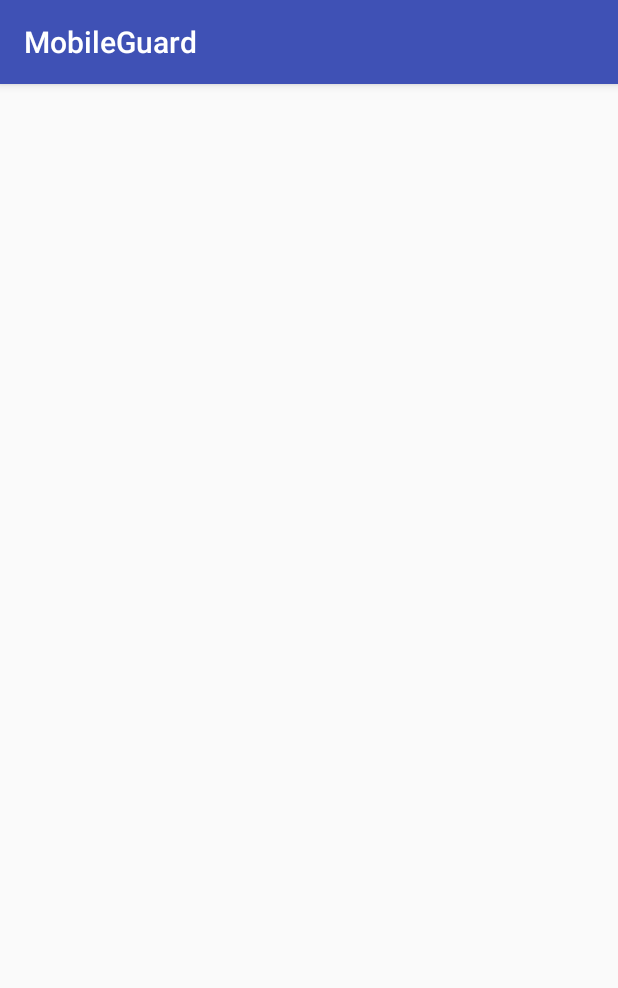
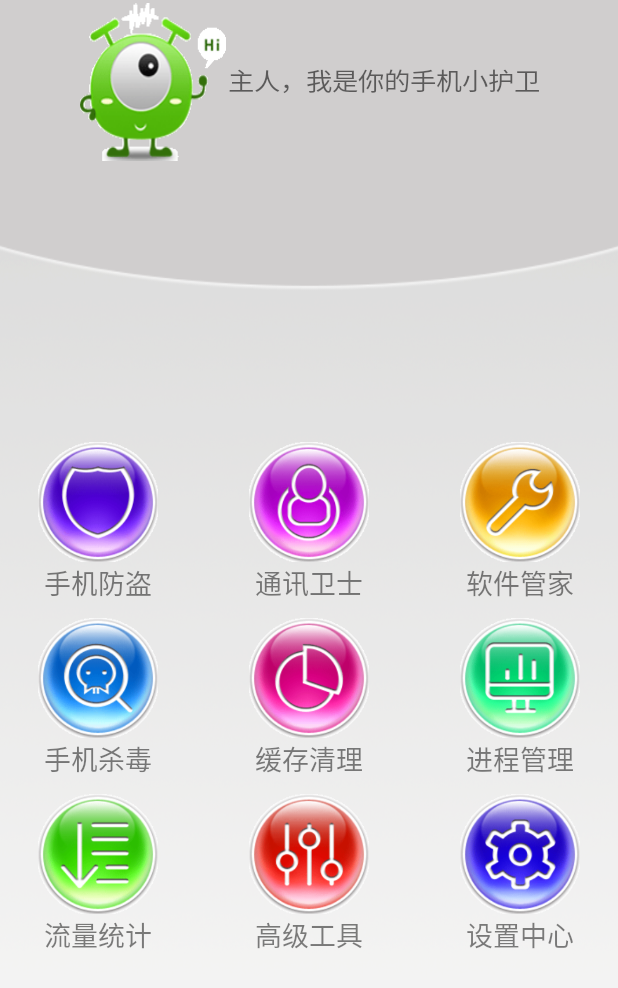
Before and after one commit to 07160710/MobileGuard, an Android app: the HomeActivity screen opened directly, with no data from a screen before it, on a phone screen of 412 x 824 dp. Shown: the top 988 px of the screen. Run offline under Robolectric (Android 15) with nearby library versions, the phone set to English and light mode, and no system bars.

Commit message:
代码提交0920

```diff
--- a/app/src/main/java/cn/edu/gdmec/android/mobileguard/m1home/HomeActivity.java
+++ b/app/src/main/java/cn/edu/gdmec/android/mobileguard/m1home/HomeActivity.java
@@ -2,14 +2,47 @@ package cn.edu.gdmec.android.mobileguard.m1home;
 
 import android.support.v7.app.AppCompatActivity;
 import android.os.Bundle;
+import android.view.KeyEvent;
+import android.view.View;
+import android.widget.AdapterView;
+import android.widget.GridView;
+import android.widget.Toast;
 
 import cn.edu.gdmec.android.mobileguard.R;
+import cn.edu.gdmec.android.mobileguard.m1home.adapter.HomeAdapter;
 
 public class HomeActivity extends AppCompatActivity {
+    private GridView gv_home;
+    private long mExitTime;
 
     @Override
     protected void onCreate(Bundle savedInstanceState) {
         super.onCreate(savedInstanceState);
         setContentView(R.layout.activity_home);
+        getSupportActionBar().hide();
+        gv_home = (GridView) findViewById(R.id.gv_home);
+        gv_home.setAdapter(new HomeAdapter(this));
+        gv_home.setOnItemClickListener(new AdapterView.OnItemClickListener() {
+            @Override
+            public void onItemClick(AdapterView<?> parent, View view, int position, long id) {
+                switch(position){
+
+                }
+            }
+        });
+    }
+
+    @Override
+    public boolean onKeyDown(int keyCode, KeyEvent event) {
+        if(keyCode==KeyEvent.KEYCODE_BACK){
+            if((System.currentTimeMillis()-mExitTime)<2000){
+                System.exit(0);
+            }else{
+                Toast.makeText(this,"再按一次退出程序",Toast.LENGTH_LONG).show();
+                mExitTime = System.currentTimeMillis();
+            }
+            return true;
+        }
+        return super.onKeyDown(keyCode, event);
     }
 }
--- /dev/null
+++ b/app/src/main/java/cn/edu/gdmec/android/mobileguard/m1home/adapter/HomeAdapter.java
@@ -0,0 +1,44 @@
+package cn.edu.gdmec.android.mobileguard.m1home.adapter;
+
+
+import android.content.Context;
+import android.view.View;
+import android.view.ViewGroup;
+import android.widget.BaseAdapter;
+import android.widget.ImageView;
+import android.widget.TextView;
+
+import cn.edu.gdmec.android.mobileguard.R;
+
+public class HomeAdapter extends BaseAdapter{
+    int[] imageId = {R.drawable.safe,R.drawable.callmsgsafe,R.drawable.app,R.drawable.trojan,R.drawable.sysoptimize,R.drawable.taskmanager,R.drawable.netmanager,R.drawable.atools,R.drawable.settings};
+    String[] names = {"手机防盗","通讯卫士","软件管家","手机杀毒","缓存清理","进程管理","流量统计","高级工具","设置中心"};
+    private Context context;
+    public HomeAdapter(Context context){
+        this.context = context;
+    }
+    @Override
+    public int getCount() {
+        return 9;
+    }
+
+    @Override
+    public Object getItem(int i) {
+        return null;
+    }
+
+    @Override
+    public long getItemId(int i) {
+        return 0;
+    }
+
+    @Override
+    public View getView(int i, View view, ViewGroup viewGroup) {
+        View view1 = View.inflate(context,R.layout.item_home,null);
+        ImageView iv_icon = (ImageView) view1.findViewById(R.id.iv_icon);
+        TextView tv_name = (TextView) view1.findViewById(R.id.tv_name);
+        iv_icon.setImageResource(imageId[i]);
+        tv_name.setText(names[i]);
+        return view1;
+    }
+}
--- a/app/src/main/res/layout/activity_home.xml
+++ b/app/src/main/res/layout/activity_home.xml
@@ -1,9 +1,42 @@
 <?xml version="1.0" encoding="utf-8"?>
-<android.support.constraint.ConstraintLayout xmlns:android="http://schemas.android.com/apk/res/android"
-    xmlns:app="http://schemas.android.com/apk/res-auto"
-    xmlns:tools="http://schemas.android.com/tools"
+<LinearLayout xmlns:android="http://schemas.android.com/apk/res/android"
+    android:orientation="vertical"
     android:layout_width="match_parent"
     android:layout_height="match_parent"
-    tools:context="cn.edu.gdmec.android.mobileguard.m1home.HomeActivity">
-
-</android.support.constraint.ConstraintLayout>
+    android:layout_gravity="center"
+    android:background="@drawable/bg_home" >
+    <LinearLayout
+        android:layout_width="match_parent"
+        android:layout_height="wrap_content"
+        android:orientation="horizontal"
+        android:gravity="center" >
+        <ImageView
+            android:layout_width="100dp"
+            android:layout_height="107dp"
+            android:background="@drawable/superman"
+            android:scaleType="fitXY"/>
+        <TextView
+            android:layout_width="wrap_content"
+            android:layout_height="wrap_content"
+            android:id="@+id/tv_home"
+            android:textSize="16sp"
+            android:text="主人，我是你的手机小护卫"
+            android:textColor="#90000000"
+            android:textScaleX="1.1"
+            android:typeface="normal"/>
+    </LinearLayout>
+    <RelativeLayout
+        android:layout_width="match_parent"
+        android:layout_height="match_parent">
+        <GridView
+            android:layout_width="match_parent"
+            android:layout_height="wrap_content"
+            android:id="@+id/gv_home"
+            android:layout_centerInParent="true"
+            android:gravity="center"
+            android:horizontalSpacing="10dp"
+            android:verticalSpacing="10dp"
+            android:numColumns="3">
+        </GridView>
+    </RelativeLayout>
+</LinearLayout>
--- /dev/null
+++ b/app/src/main/res/layout/item_home.xml
@@ -0,0 +1,20 @@
+<?xml version="1.0" encoding="utf-8"?>
+<LinearLayout xmlns:android="http://schemas.android.com/apk/res/android"
+    android:layout_width="wrap_content"
+    android:layout_height="wrap_content"
+    android:gravity="center"
+    android:orientation="vertical">
+    <ImageView
+        android:layout_width="80dp"
+        android:layout_height="80dp"
+        android:id="@+id/iv_icon"
+        android:background="@drawable/atools"/>
+    <TextView
+        android:layout_width="wrap_content"
+        android:layout_height="wrap_content"
+        android:id="@+id/tv_name"
+        android:text="高级工具"
+        android:textSize="18sp"
+        android:textColor="#80000000"/>
+
+</LinearLayout>
```
Also changed, not shown: app/src/main/res/drawable/add.png (added), app/src/main/res/drawable/app.png (added), app/src/main/res/drawable/atools.png (added), app/src/main/res/drawable/bg_home.png (added), app/src/main/res/drawable/callmsgsafe.png (added), app/src/main/res/drawable/netmanager.png (added), app/src/main/res/drawable/safe.png (added), app/src/main/res/drawable/settings.png (added), app/src/main/res/drawable/superman.9.png (added), app/src/main/res/drawable/sysoptimize.png (added), app/src/main/res/drawable/taskmanager.png (added), app/src/main/res/drawable/trojan.png (added).
